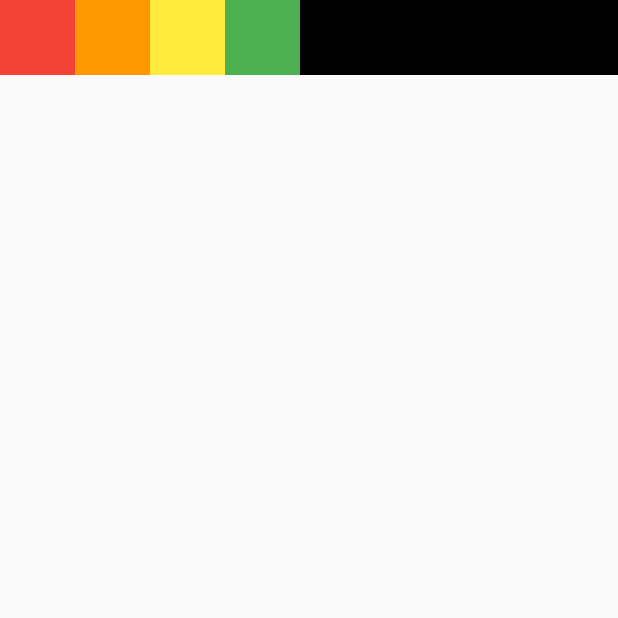
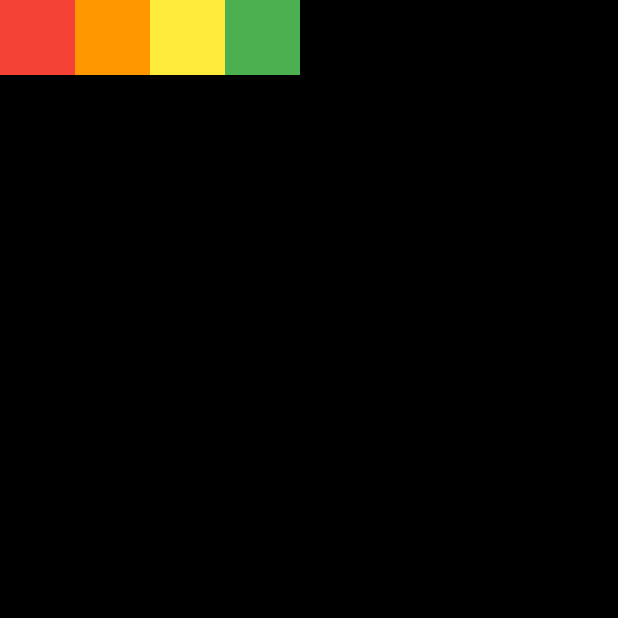
Before and after one commit to Bullets-jyr/row_and_column, a Flutter app: the screen it shows after launch, on a phone screen of 412 x 824 dp, the top half of it. Run offline on Flutter 3.47's test engine with Material 2 defaults, Android fonts, the phone set to English and light mode, and no system bars.

Commit message:
CrossAxisAlignment 완전정복

```diff
--- a/lib/screen/home_screen.dart
+++ b/lib/screen/home_screen.dart
@@ -12,9 +12,15 @@ class HomeScreen extends StatelessWidget {
         bottom: false,
         child: Container(
           color: Colors.black,
+          // 실행 중인 앱의 사이즈: MediaQuery.of(context).size
+          // width: MediaQuery.of(context).size.width: Column 테스트
+          // height: MediaQuery.of(context).size.height: Row 테스트
+          height: MediaQuery.of(context).size.height,
           child: Row(
+            // MainAxisAlignment, CrossAxisAlignment 동시 적용 가능
+
             // Column일 경우,
-            // MainAxisAlignment - 주축(세로) 정렬
+            // MainAxisAlignment - 주축(세로) 정렬, 차지할 수 있는 남는 공간의 최대 크기를 차지한다.
             // start - 시작 (최상단)
             // end - 끝 (최하단)
             // center - 가운데
@@ -23,7 +29,7 @@ class HomeScreen extends StatelessWidget {
             // spaceAround - spaceEvenly + 끝과 끝의 간격은 1/2 (spaceEvenly 끝 빈 간격 기준 1/2)
 
             // Row일 경우,
-            // MainAxisAlignment - 주축(가로) 정렬
+            // MainAxisAlignment - 주축(가로) 정렬, 차지할 수 있는 남는 공간의 최대 크기를 차지한다.
             // start - 시작 (최좌측)
             // end - 끝 (최우측)
             // center - 가운데
@@ -31,6 +37,14 @@ class HomeScreen extends StatelessWidget {
             // spaceEvenly - 위젯을 같은 간격으로 배치하지만 끝과 끝에도 위젯이 아닌 빈 간격으로 시작한다.
             // spaceAround - spaceEvenly + 끝과 끝의 간격은 1/2 (spaceEvenly 끝 빈 간격 기준 1/2)
             mainAxisAlignment: MainAxisAlignment.start,
+
+            // 공통
+            // CrossAxisAlignment - 반대축 정렬 (Column일 경우 가로, Row일 경우 세로)이며, 최소한의 사이즈만을 차지한다. 즉 child 위젯들의 사이즈만큼만 차지한다.
+            // start - 시작
+            // end - 끝
+            // center - 가운데 (CrossAxisAlignment 설정하지 않아도 세팅되는 Default 값)
+            // stretch - 최대한으로 늘린다. (강제로 하위 위젯들의 사이즈가 늘어난다.)
+            crossAxisAlignment: CrossAxisAlignment.start,
             children: [
               Container(
                 color: Colors.red,
```
